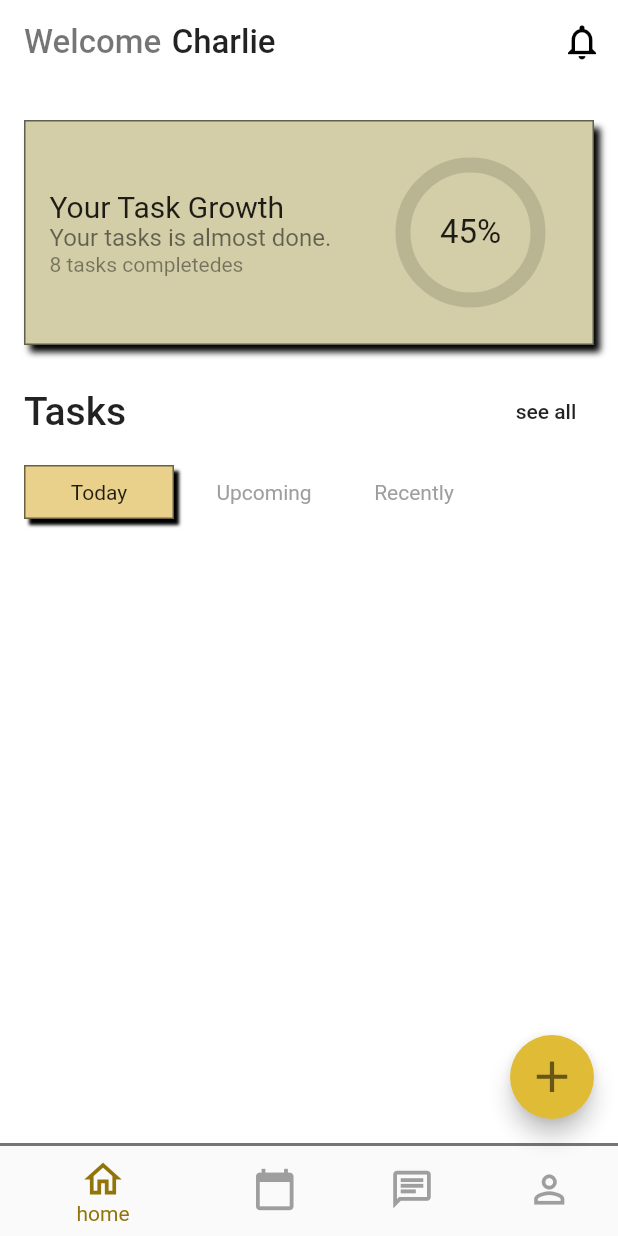
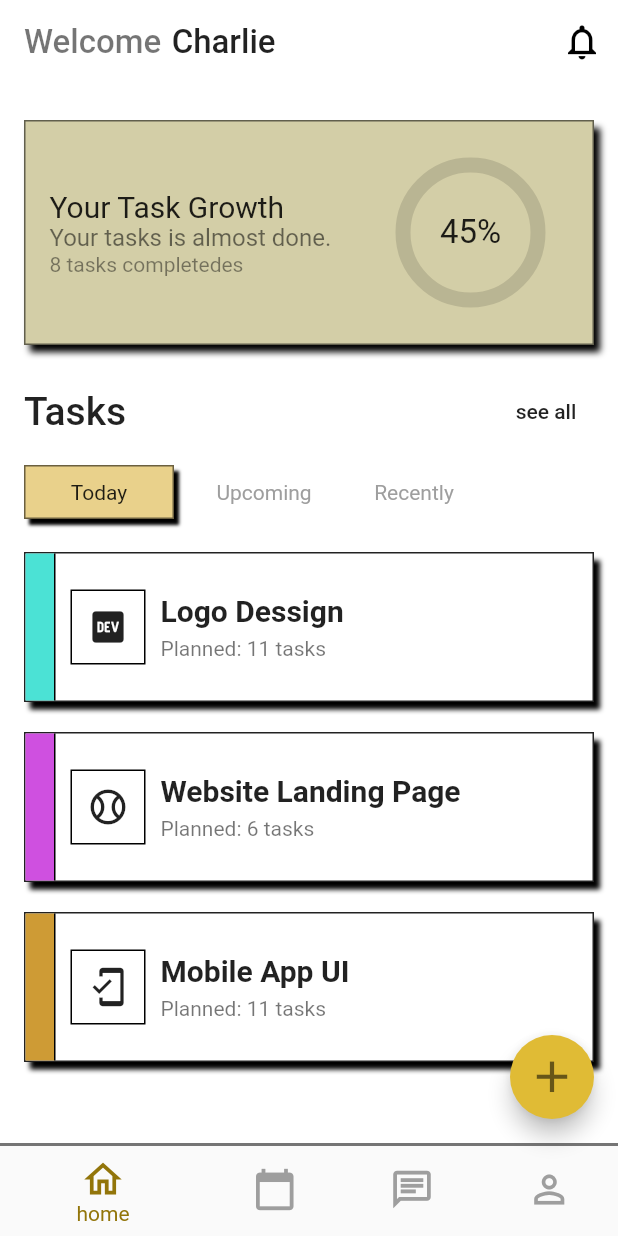
Before and after one commit to tiagoeborsanyi/study_app, a Flutter app: the screen it shows after launch, on a phone screen of 412 x 824 dp. Run offline on Flutter 3.47's test engine with Material 2 defaults, Android fonts, the phone set to English and light mode, and no system bars.

Commit message:
created card on homePage

```diff
--- a/lib/data_json/card_json.dart
+++ b/lib/data_json/card_json.dart
@@ -1,19 +1,24 @@
 import 'dart:ui';
+
+import 'package:flutter/material.dart';
 
 const List cardList = [
   {
     'title': 'Logo Dessign',
     'subtitle': 'Planned: 11 tasks',
-    'card_color': Color.fromARGB(255, 75, 226, 213)
+    'card_color': Color.fromARGB(255, 75, 226, 213),
+    'icon': Icons.logo_dev,
   },
   {
     'title': 'Website Landing Page',
     'subtitle': 'Planned: 6 tasks',
-    'card_color': Color.fromARGB(255, 207, 80, 224)
+    'card_color': Color.fromARGB(255, 207, 80, 224),
+    'icon': Icons.sports_baseball_outlined,
   },
   {
     'title': 'Mobile App UI',
     'subtitle': 'Planned: 11 tasks',
-    'card_color': Color.fromARGB(255, 206, 155, 53)
+    'card_color': Color.fromARGB(255, 206, 155, 53),
+    'icon': Icons.mobile_friendly_outlined,
   }
 ];
--- a/lib/pages/home.dart
+++ b/lib/pages/home.dart
@@ -1,4 +1,5 @@
 import 'package:flutter/material.dart';
+import 'package:task_app_1/data_json/card_json.dart';
 
 class Home extends StatefulWidget {
   const Home({Key? key}) : super(key: key);
@@ -217,6 +218,81 @@ class _HomeState extends State<Home> {
             ],
           ),
           const SizedBox(height: 12),
+          Expanded(
+            child: SingleChildScrollView(
+              child: Column(
+                children: List.generate(cardList.length, (index) {
+                  return Container(
+                    height: 100,
+                    width: double.infinity,
+                    margin: const EdgeInsets.symmetric(vertical: 10),
+                    decoration: BoxDecoration(
+                      border: Border.all(color: Colors.black87, width: 1),
+                      color: Colors.white,
+                      boxShadow: const [
+                        BoxShadow(
+                          color: Colors.black,
+                          blurRadius: 2,
+                          offset: Offset(4, 5),
+                        ),
+                      ],
+                    ),
+                    child: Row(
+                      children: [
+                        Container(
+                          height: 100,
+                          width: 20,
+                          decoration: BoxDecoration(
+                            color: cardList[index]['card_color'],
+                            border: const Border(
+                              right: BorderSide(color: Colors.black, width: 1),
+                            ),
+                          ),
+                        ),
+                        const SizedBox(width: 10),
+                        Container(
+                          height: 50,
+                          width: 50,
+                          padding: const EdgeInsets.all(10),
+                          decoration: BoxDecoration(
+                            border: Border.all(color: Colors.black, width: 1),
+                          ),
+                          child: Center(
+                            child: Icon(
+                              cardList[index]['icon'],
+                              size: 28,
+                            ),
+                          ),
+                        ),
+                        const SizedBox(width: 10),
+                        Column(
+                          mainAxisAlignment: MainAxisAlignment.center,
+                          crossAxisAlignment: CrossAxisAlignment.start,
+                          children: [
+                            Text(
+                              cardList[index]['title'],
+                              style: const TextStyle(
+                                fontSize: 20,
+                                fontWeight: FontWeight.w600,
+                              ),
+                            ),
+                            const SizedBox(height: 6),
+                            Text(
+                              cardList[index]['subtitle'],
+                              style: const TextStyle(
+                                fontSize: 14,
+                                color: Colors.black54,
+                              ),
+                            ),
+                          ],
+                        ),
+                      ],
+                    ),
+                  );
+                }),
+              ),
+            ),
+          ),
         ],
       ),
     );
```
